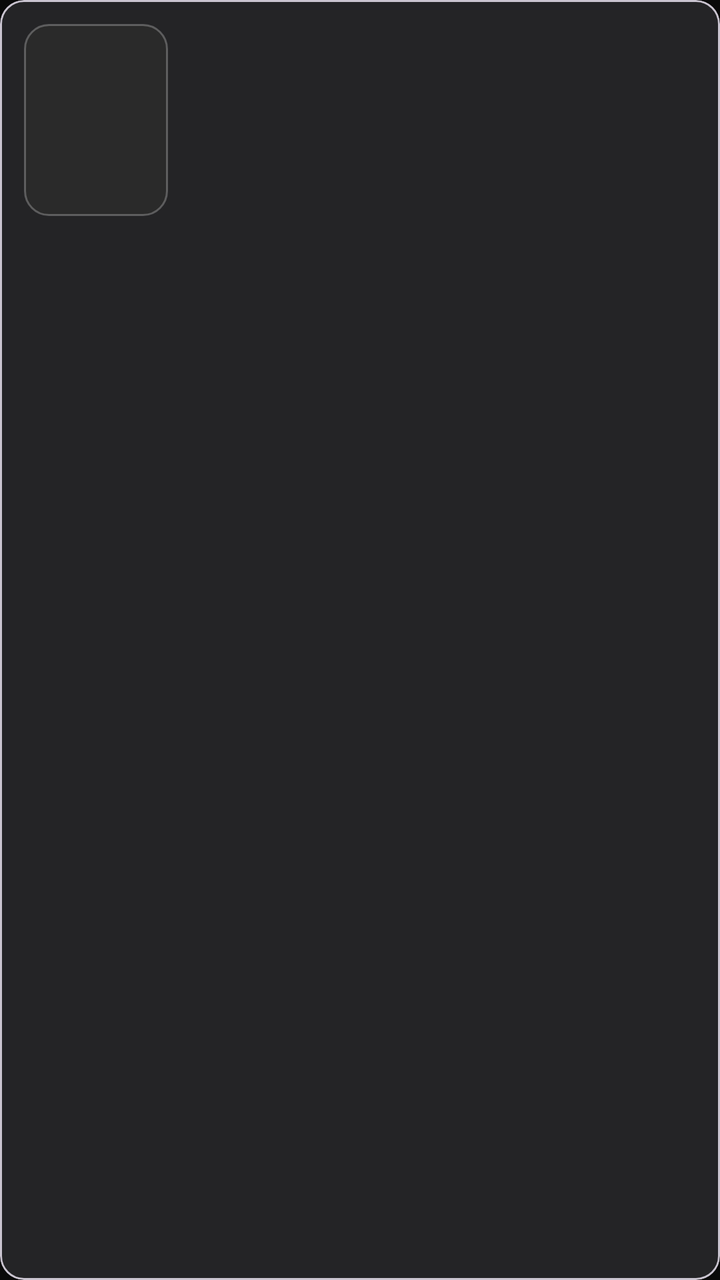
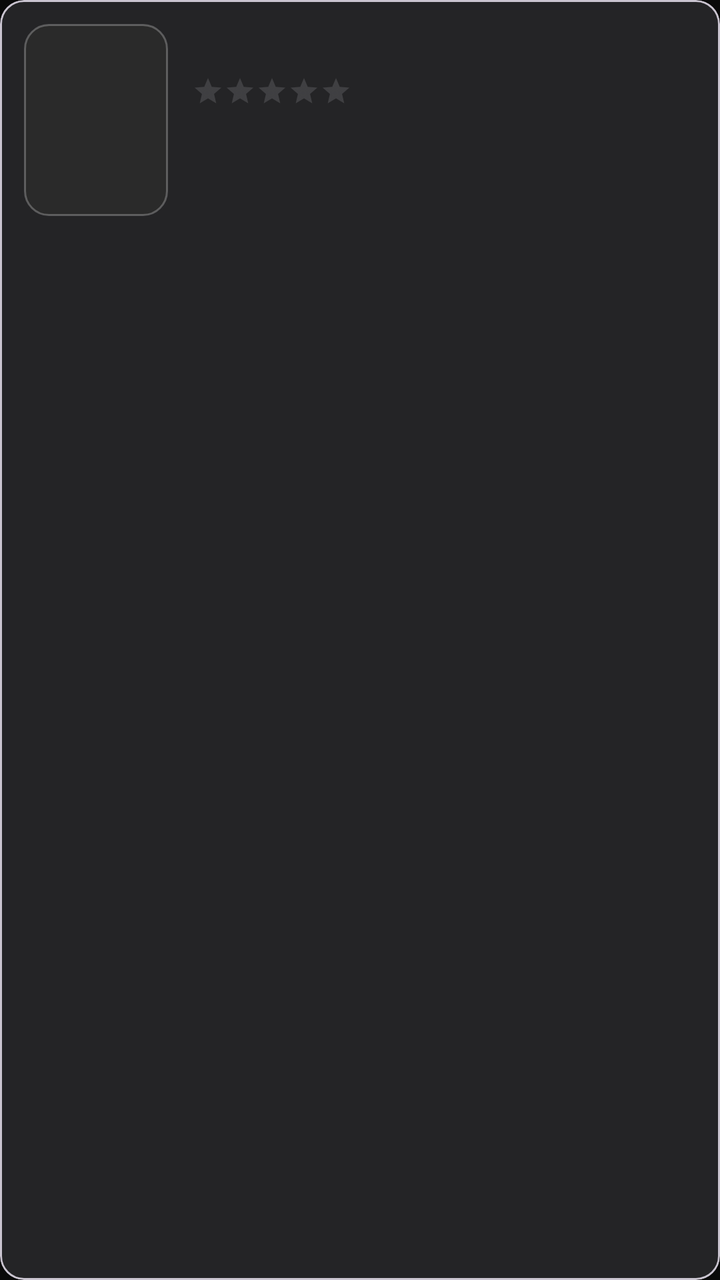

Before-and-after screenshots of an Android layout around one commit, followed by the original layout XML and the change that was made.
<!-- AndroidManifest.xml: application theme Theme.MovieWatchlist -->
<!-- res/layout/item_movie.xml -->
<?xml version="1.0" encoding="utf-8"?>
<com.google.android.material.card.MaterialCardView xmlns:android="http://schemas.android.com/apk/res/android"
    xmlns:app="http://schemas.android.com/apk/res-auto"
    android:layout_width="match_parent"
    android:layout_height="wrap_content"
    android:layout_marginBottom="12dp"
    app:cardElevation="1dp"
    app:strokeWidth="1dp">

    <androidx.constraintlayout.widget.ConstraintLayout
        android:layout_width="match_parent"
        android:layout_height="wrap_content"
        android:padding="12dp">

        <ImageView
            android:id="@+id/poster"
            android:layout_width="72dp"
            android:layout_height="96dp"
            android:contentDescription="@string/poster"
            android:scaleType="centerCrop"
            android:src="@drawable/poster_placeholder"
            app:layout_constraintBottom_toBottomOf="parent"
            app:layout_constraintStart_toStartOf="parent"
            app:layout_constraintTop_toTopOf="parent" />

        <TextView
            android:id="@+id/title"
            android:layout_width="0dp"
            android:layout_height="wrap_content"
            android:layout_marginStart="12dp"
            android:textAppearance="?attr/textAppearanceTitleMedium"
            android:textStyle="bold"
            app:layout_constraintEnd_toEndOf="parent"
            app:layout_constraintStart_toEndOf="@id/poster"
            app:layout_constraintTop_toTopOf="parent" />

        <TextView
            android:id="@+id/ratingText"
            android:layout_width="0dp"
            android:layout_height="wrap_content"
            android:layout_marginStart="12dp"
            android:layout_marginTop="4dp"
            android:textAppearance="?attr/textAppearanceBodyMedium"
            app:layout_constraintEnd_toEndOf="parent"
            app:layout_constraintStart_toEndOf="@id/poster"
            app:layout_constraintTop_toBottomOf="@id/title" />

        <TextView
            android:id="@+id/synopsisOrReview"
            android:layout_width="0dp"
            android:layout_height="wrap_content"
            android:layout_marginStart="12dp"
            android:layout_marginTop="6dp"
            android:maxLines="3"
            android:ellipsize="end"
            android:textAppearance="?attr/textAppearanceBodyMedium"
            app:layout_constraintEnd_toEndOf="parent"
            app:layout_constraintStart_toEndOf="@id/poster"
            app:layout_constraintTop_toBottomOf="@id/ratingText" />

        <TextView
            android:id="@+id/runtime"
            android:layout_width="0dp"
            android:layout_height="wrap_content"
            android:layout_marginStart="12dp"
            android:layout_marginTop="6dp"
            android:textAppearance="?attr/textAppearanceBodySmall"
            app:layout_constraintBottom_toBottomOf="parent"
            app:layout_constraintEnd_toEndOf="parent"
            app:layout_constraintStart_toEndOf="@id/poster"
            app:layout_constraintTop_toBottomOf="@id/synopsisOrReview" />

    </androidx.constraintlayout.widget.ConstraintLayout>

</com.google.android.material.card.MaterialCardView>
<!-- resources referenced by this layout -->
<resources>
  <!-- drawable poster_placeholder (drawable) -->
  <shape xmlns:android="http://schemas.android.com/apk/res/android" android:shape="rectangle">
      <solid android:color="#2A2A2A" />
      <corners android:radius="12dp" />
      <stroke android:width="1dp" android:color="#40FFFFFF" />
  </shape>
  <string name="poster">Poster</string>
  <style name="Theme.MovieWatchlist" parent="Base.Theme.MovieWatchlist" />
  <style name="Base.Theme.MovieWatchlist" parent="Theme.Material3.DayNight.NoActionBar">
          <item name="colorPrimary">@color/silver_metallic</item>
          <item name="android:windowBackground">@color/deep_obsidian</item>
          <item name="colorSurface">@color/dark_charcoal</item>
          <item name="android:textColorPrimary">@color/white</item>
          <item name="android:textColorSecondary">@color/steel_grey</item>
          <item name="android:navigationBarColor">@color/deep_obsidian</item>
          <item name="android:windowLightStatusBar" tools:targetApi="m">false</item>
          <item name="android:windowLightNavigationBar" tools:targetApi="o">false</item>
      </style>
  <color name="silver_metallic">#C0C0C0</color>
  <color name="deep_obsidian">#0A0A0A</color>
  <color name="dark_charcoal">#1C1C1E</color>
  <color name="white">#FFFFFFFF</color>
  <color name="steel_grey">#8E8E93</color>
</resources>

<!-- the commit's change to res/layout/item_movie.xml (unified diff, before → after) -->
@@ -34,14 +34,17 @@
             app:layout_constraintStart_toEndOf="@id/poster"
             app:layout_constraintTop_toTopOf="parent" />
 
-        <TextView
-            android:id="@+id/ratingText"
-            android:layout_width="0dp"
+        <RatingBar
+            android:id="@+id/ratingBar"
+            style="?android:attr/ratingBarStyleSmall"
+            android:layout_width="wrap_content"
             android:layout_height="wrap_content"
             android:layout_marginStart="12dp"
             android:layout_marginTop="4dp"
-            android:textAppearance="?attr/textAppearanceBodyMedium"
-            app:layout_constraintEnd_toEndOf="parent"
+            android:isIndicator="true"
+            android:numStars="5"
+            android:stepSize="0.5"
+            android:progressTint="@color/silver_metallic"
             app:layout_constraintStart_toEndOf="@id/poster"
             app:layout_constraintTop_toBottomOf="@id/title" />
 
@@ -56,7 +59,7 @@
             android:textAppearance="?attr/textAppearanceBodyMedium"
             app:layout_constraintEnd_toEndOf="parent"
             app:layout_constraintStart_toEndOf="@id/poster"
-            app:layout_constraintTop_toBottomOf="@id/ratingText" />
+            app:layout_constraintTop_toBottomOf="@id/ratingBar" />
 
         <TextView
             android:id="@+id/runtime"
<!-- resource entries referenced after the edit -->
@@ -10,10 +10,15 @@
   <style name="Theme.MovieWatchlist" parent="Base.Theme.MovieWatchlist" />
   <style name="Base.Theme.MovieWatchlist" parent="Theme.Material3.DayNight.NoActionBar">
           <item name="colorPrimary">@color/silver_metallic</item>
+          <item name="colorOnPrimary">@color/deep_obsidian</item>
           <item name="android:windowBackground">@color/deep_obsidian</item>
           <item name="colorSurface">@color/dark_charcoal</item>
+          <item name="colorOnSurface">@color/white</item>
+          <item name="colorOnSurfaceVariant">@color/steel_grey</item>
           <item name="android:textColorPrimary">@color/white</item>
           <item name="android:textColorSecondary">@color/steel_grey</item>
+          <item name="android:editTextColor">@color/white</item>
+          <item name="android:textColorHint">@color/steel_grey</item>
           <item name="android:navigationBarColor">@color/deep_obsidian</item>
           <item name="android:windowLightStatusBar" tools:targetApi="m">false</item>
           <item name="android:windowLightNavigationBar" tools:targetApi="o">false</item>
